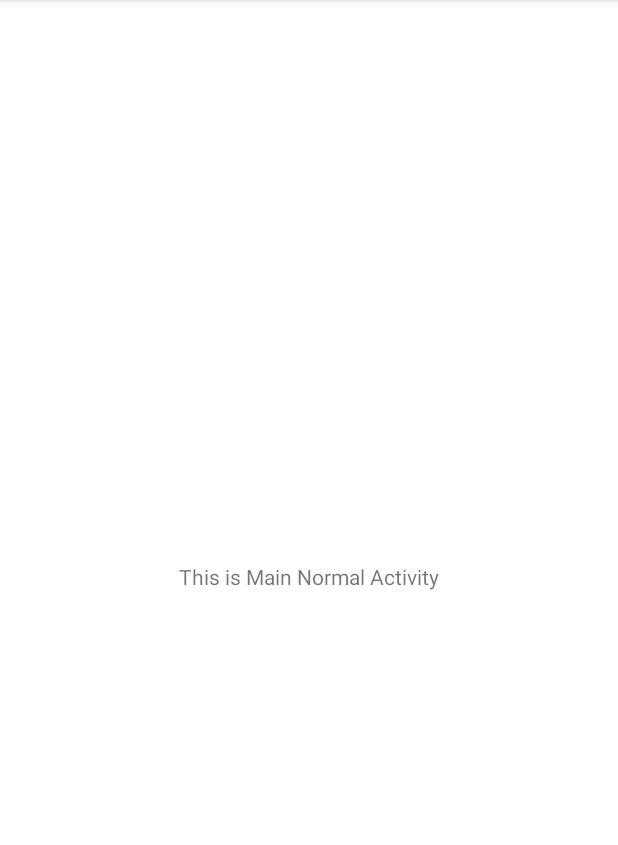
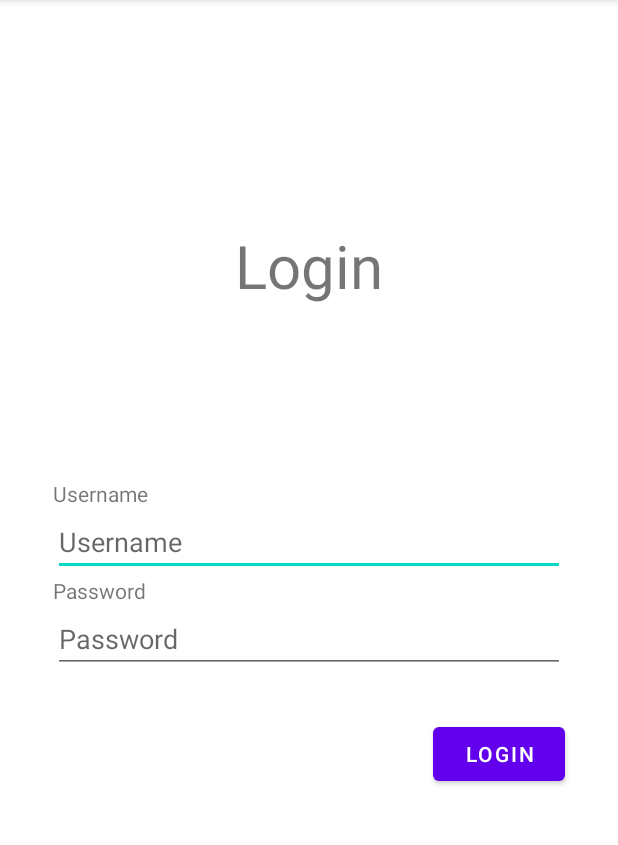
Before and after one commit to Rkleib/Playground, an Android app: the MainNormalActivity screen opened directly, with no data from a screen before it, on a phone screen of 412 x 824 dp, the part 84-929 px from its top. Run offline under Robolectric (Android 15) with nearby library versions, the phone set to English and light mode, and no system bars.

Commit message:
create login simple login form on main normal activity

```diff
--- a/app/src/main/res/layout/activity_main_normal.xml
+++ b/app/src/main/res/layout/activity_main_normal.xml
@@ -7,12 +7,59 @@
     tools:context=".main_layout.MainNormalActivity">
 
     <TextView
+        android:id="@+id/textView2"
         android:layout_width="wrap_content"
         android:layout_height="wrap_content"
-        android:text="This is Main Normal Activity"
-        app:layout_constraintBottom_toBottomOf="parent"
+        android:text="Login"
+        android:textSize="40dp"
+        android:layout_marginTop="150dp"
         app:layout_constraintEnd_toEndOf="parent"
         app:layout_constraintStart_toStartOf="parent"
         app:layout_constraintTop_toTopOf="parent" />
 
+    <LinearLayout
+        android:id="@+id/linearLayout"
+        android:layout_width="match_parent"
+        android:layout_height="wrap_content"
+        android:orientation="vertical"
+        android:paddingStart="35dp"
+        android:paddingEnd="35dp"
+        app:layout_constraintBottom_toBottomOf="parent"
+        app:layout_constraintStart_toStartOf="parent"
+        app:layout_constraintTop_toTopOf="parent">
+
+        <TextView
+            android:layout_width="wrap_content"
+            android:layout_height="wrap_content"
+            android:text="Username" />
+
+        <EditText
+            android:id="@+id/tv_username"
+            android:layout_width="match_parent"
+            android:layout_height="wrap_content"
+            android:hint="Username"
+            android:inputType="text" />
+
+        <TextView
+            android:layout_width="wrap_content"
+            android:layout_height="wrap_content"
+            android:text="Password" />
+
+        <EditText
+            android:id="@+id/tv_password"
+            android:layout_width="match_parent"
+            android:layout_height="wrap_content"
+            android:hint="Password"
+            android:inputType="textPassword" />
+    </LinearLayout>
+
+    <Button
+        android:layout_width="wrap_content"
+        android:layout_height="wrap_content"
+        android:text="Login"
+        android:layout_marginTop="30dp"
+        android:layout_marginEnd="35dp"
+        app:layout_constraintEnd_toEndOf="parent"
+        app:layout_constraintTop_toBottomOf="@+id/linearLayout" />
+
 </androidx.constraintlayout.widget.ConstraintLayout>
```
